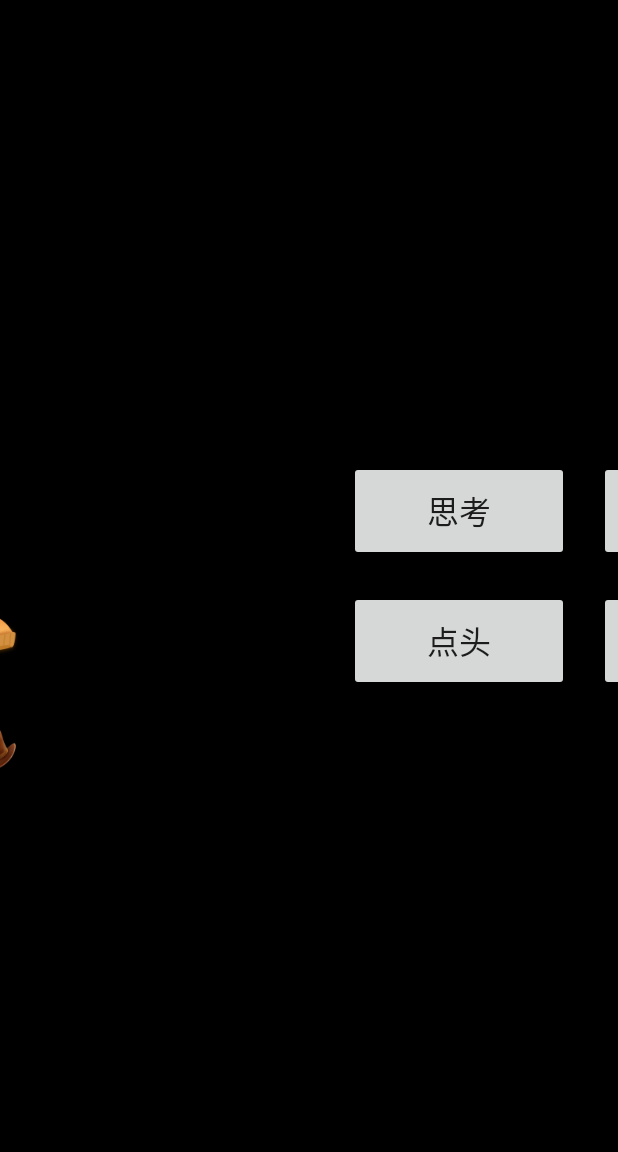
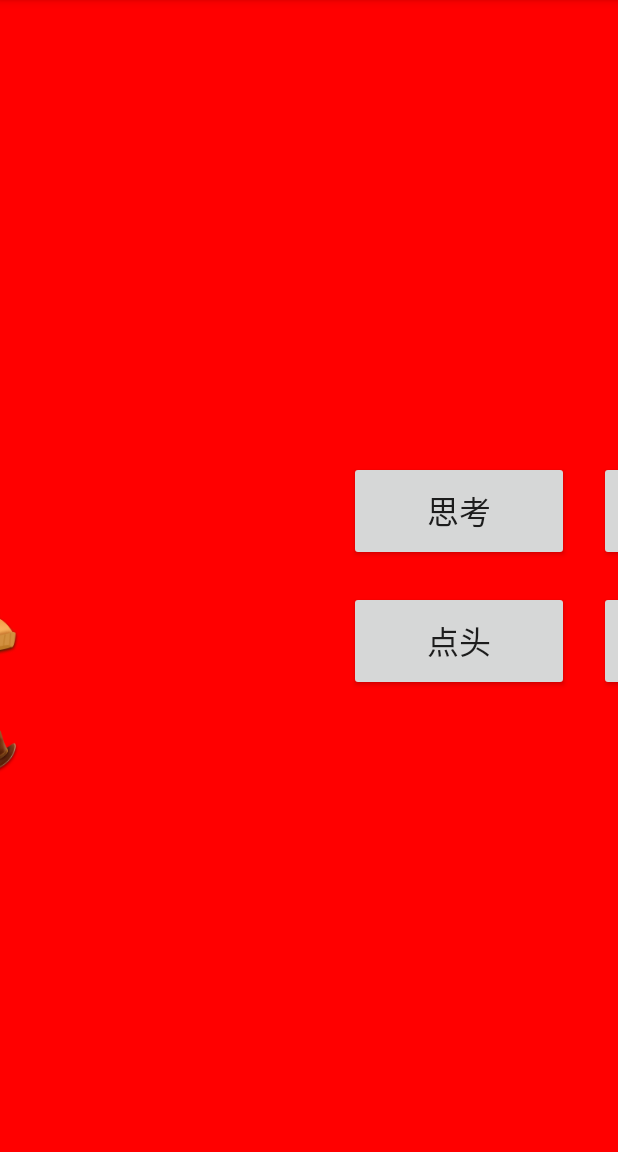
Before and after one commit to wanwan12/animation, an Android app: the screen it shows after launch (MainActivity), after a tap on "思考", on a phone screen of 412 x 824 dp, the part 84-1236 px from its top. Run offline under Robolectric (Android 15) with nearby library versions, the phone set to English and light mode, and no system bars; libraries missing offline, so code that uses them is left out: org.egret.egretnativeandroid, org.egret.runtime; 13 statements that could not run were skipped.

Commit message:
fix: 解决背景为黑色问题
Signed-off-by: changzhengwan <changzhengwan@ecarx.com.cn>

```diff
--- a/app/src/main/java/com/wanwan/animation/MainActivity.java
+++ b/app/src/main/java/com/wanwan/animation/MainActivity.java
@@ -2,8 +2,10 @@ package com.wanwan.animation;
 
 import androidx.appcompat.app.AppCompatActivity;
 
+import android.content.res.Resources;
 import android.graphics.Bitmap;
 import android.graphics.BitmapFactory;
+import android.graphics.Color;
 import android.os.Bundle;
 import android.util.Log;
 import android.view.KeyEvent;
@@ -19,7 +21,10 @@ public class MainActivity extends AppCompatActivity implements View.OnClickListe
 
     private final String TAG = "MainActivity";
     private EgretNativeAndroid nativeAndroid;
+    private View rootView;
     private FrameLayout flAnimation;
+    private int bgIndex = 0;
+    private int[] colorIds={R.color.red,R.color.blue,R.color.black,R.color.white};
 
     @Override
     protected void onCreate(Bundle savedInstanceState) {
@@ -27,6 +32,7 @@ public class MainActivity extends AppCompatActivity implements View.OnClickListe
         setContentView(R.layout.activity_main);
 
         flAnimation = findViewById(R.id.fl_animation);
+        rootView = findViewById(R.id.root_view);
 
         findViewById(R.id.btn_think).setOnClickListener(this);
         findViewById(R.id.btn_email).setOnClickListener(this);
@@ -51,16 +57,17 @@ public class MainActivity extends AppCompatActivity implements View.OnClickListe
         nativeAndroid.config.disableNativeRender = false;
         nativeAndroid.config.clearCache = false;
         nativeAndroid.config.loadingTimeout = 0;
-
+        nativeAndroid.config.transparentGameView=true;
         setExternalInterfaces();
 
-        if (!nativeAndroid.initialize("http://tool.egret-labs.org/Weiduan/game/index.html")) {
+        if (!nativeAndroid.initialize("http://game/index.html")) {
             Toast.makeText(this, "Initialize native failed.",
                     Toast.LENGTH_LONG).show();
             return;
         }
         flAnimation.removeAllViews();
         flAnimation.addView(nativeAndroid.getRootFrameLayout());
+
     }
 
     @Override
@@ -102,6 +109,11 @@ public class MainActivity extends AppCompatActivity implements View.OnClickListe
 
     @Override
     public void onClick(View v) {
+        rootView.setBackgroundResource(colorIds[bgIndex]);
+        bgIndex++;
+        if(bgIndex>=colorIds.length){
+            bgIndex = 0;
+        }
         if(v.getId() == R.id.btn_think){
             nativeAndroid.callExternalInterface("changeAnimation", "think");
         }else if(v.getId() == R.id.btn_email){
--- a/app/src/main/res/layout/activity_main.xml
+++ b/app/src/main/res/layout/activity_main.xml
@@ -1,5 +1,6 @@
 <?xml version="1.0" encoding="utf-8"?>
 <LinearLayout xmlns:android="http://schemas.android.com/apk/res/android"
+    android:id="@+id/root_view"
     android:layout_width="match_parent"
     android:layout_height="match_parent"
     android:background="@android:color/black"
--- a/app/src/main/res/values/colors.xml
+++ b/app/src/main/res/values/colors.xml
@@ -3,4 +3,9 @@
     <color name="colorPrimary">#008577</color>
     <color name="colorPrimaryDark">#00574B</color>
     <color name="colorAccent">#D81B60</color>
+    <color name="red">#FF0000</color>
+    <color name="blue">#00FF00</color>
+    <color name="green">#0000FF</color>
+    <color name="black">#000000</color>
+    <color name="white">#ffffff</color>
 </resources>
```
Also changed, not shown: app/libs/egret.jar (added).
